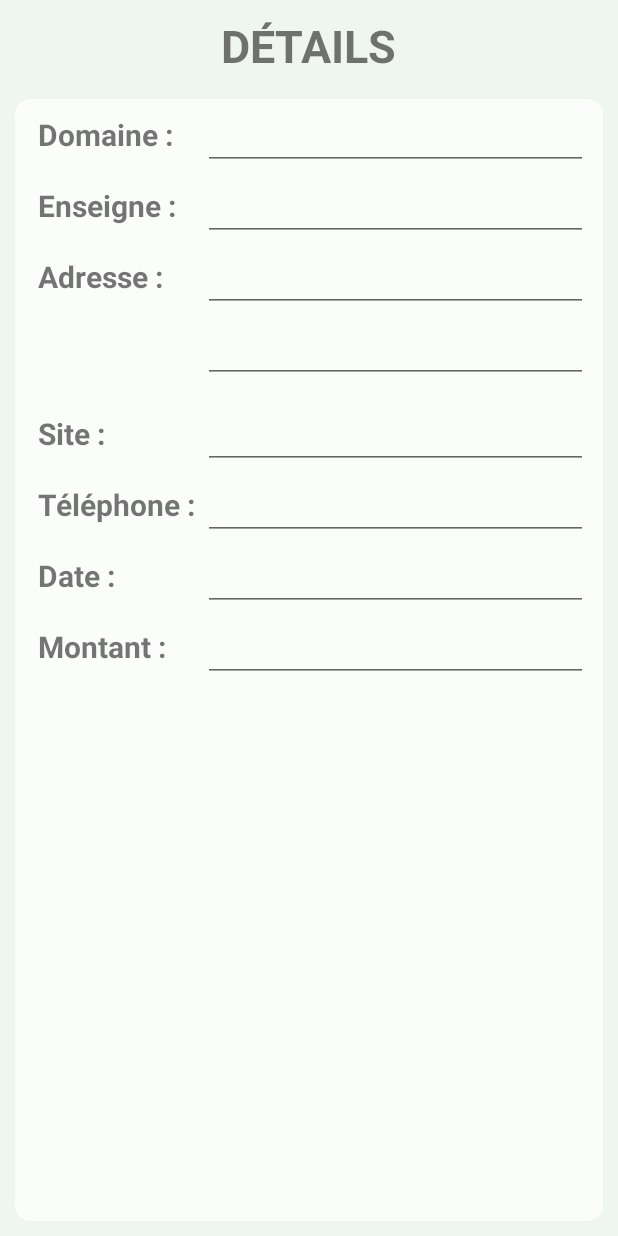
After one commit to Keouf/FinancesNous, an Android app: the layout layout_depense_details.xml on its own in the app's theme, with its tools: preview values and no code run, on a phone screen of 412 x 824 dp. The commit adds this screen. Run offline under Robolectric (Android 15) with nearby library versions, the phone set to English and light mode, and no system bars; network calls fail.

```diff
--- a/app/src/main/java/com/example/pcportablevidjay/financesnous/DepenseDetail_Activity.java
+++ b/app/src/main/java/com/example/pcportablevidjay/financesnous/DepenseDetail_Activity.java
@@ -27,7 +27,7 @@ public class DepenseDetail_Activity extends AppCompatActivity {
     @Override
     protected void onCreate(Bundle savedInstanceState) {
         super.onCreate(savedInstanceState);
-        setContentView(R.layout.layout_depense_detail);
+        setContentView(R.layout.layout_depense_details);
 
         Intent i = getIntent();
         depense = (Depense) i.getSerializableExtra("Depense");
--- /dev/null
+++ b/app/src/main/res/drawable/button_coins_arrondis_blue.xml
@@ -0,0 +1,17 @@
+<?xml version="1.0" encoding="utf-8"?>
+<selector xmlns:android="http://schemas.android.com/apk/res/android" >
+    <item android:state_pressed="true" >
+        <shape android:shape="rectangle"  >
+            <corners android:radius="10dip" />
+            <stroke android:width="1dip" android:color="#0771aa" />
+            <solid android:color="#0771aa"/>
+        </shape>
+    </item>
+    <item >
+        <shape android:shape="rectangle" >
+            <corners android:radius="10dip" />
+            <stroke android:width="1dip" android:color="#0990d9" />
+            <solid android:color="#0990d9"/>
+        </shape>
+    </item>
+</selector>
--- /dev/null
+++ b/app/src/main/res/layout/layout_depense_details.xml
@@ -0,0 +1,241 @@
+<?xml version="1.0" encoding="utf-8"?>
+<LinearLayout xmlns:android="http://schemas.android.com/apk/res/android"
+    android:orientation="vertical" android:layout_width="match_parent"
+    android:layout_height="match_parent">
+
+    <TextView
+        android:layout_width="wrap_content"
+        android:layout_height="wrap_content"
+        android:text="DÉTAILS"
+        android:id="@+id/textTitre"
+        android:layout_gravity="center_horizontal"
+        android:layout_marginTop="10dp"
+        android:textStyle="bold"
+        android:textSize="30dp"
+        android:layout_marginBottom="5dp" />
+
+    <ScrollView
+        android:layout_width="match_parent"
+        android:layout_height="match_parent"
+        android:id="@+id/scrollView2"
+        android:layout_gravity="center_horizontal"
+        android:background="@drawable/rectangle_coins_arrondis_back"
+        android:layout_margin="10dp">
+
+        <RelativeLayout
+            android:layout_width="match_parent"
+            android:layout_height="match_parent"
+            android:padding="10dp">
+
+            <TextView
+                android:layout_width="wrap_content"
+                android:layout_height="match_parent"
+                android:text="Domaine :"
+                android:id="@+id/depense_detail_tv_domaine"
+                android:autoText="false"
+                android:gravity="center_vertical"
+                android:textStyle="bold"
+                android:textSize="20dp"
+                android:layout_marginLeft="5dp"
+                android:textIsSelectable="true" />
+
+            <EditText
+                android:id="@+id/depense_detail_et_domaine"
+                android:layout_width="wrap_content"
+                android:layout_height="wrap_content"
+                android:layout_alignParentEnd="true"
+                android:layout_toEndOf="@+id/depense_detail_tv_telephone"
+                android:layout_marginLeft="5dp"
+                android:layout_alignParentStart="false"
+                android:layout_alignBaseline="@+id/depense_detail_tv_domaine"
+                android:focusable="false"
+                android:clickable="true" />
+
+            <TextView
+                android:layout_width="wrap_content"
+                android:layout_height="match_parent"
+                android:text="Enseigne :"
+                android:id="@+id/depense_detail_tv_enseigne"
+                android:autoText="false"
+                android:gravity="center_vertical"
+                android:textStyle="bold"
+                android:textSize="20dp"
+                android:layout_marginLeft="5dp"
+                android:layout_alignParentEnd="false"
+                android:layout_alignParentStart="false"
+                android:layout_below="@+id/depense_detail_tv_domaine"
+                android:layout_marginTop="20dp" />
+
+            <EditText
+                android:id="@+id/depense_detail_et_enseigne"
+                android:layout_width="wrap_content"
+                android:layout_height="wrap_content"
+                android:layout_alignParentEnd="true"
+                android:layout_toEndOf="@+id/depense_detail_tv_telephone"
+                android:focusable="false"
+                android:layout_marginLeft="5dp"
+                android:layout_alignParentStart="false"
+                android:layout_alignBaseline="@+id/depense_detail_tv_enseigne" />
+
+            <TextView
+                android:layout_width="wrap_content"
+                android:layout_height="match_parent"
+                android:text="Adresse :"
+                android:id="@+id/depense_detail_tv_adresse"
+                android:autoText="false"
+                android:gravity="center_vertical"
+                android:textStyle="bold"
+                android:textSize="20dp"
+                android:layout_marginLeft="5dp"
+                android:layout_alignParentEnd="false"
+                android:layout_alignParentStart="false"
+                android:layout_below="@+id/depense_detail_tv_enseigne"
+                android:layout_marginTop="20dp" />
+
+            <EditText
+                android:id="@+id/depense_detail_et_adresse"
+                android:layout_width="wrap_content"
+                android:layout_height="wrap_content"
+                android:layout_alignParentEnd="true"
+                android:layout_toEndOf="@+id/depense_detail_tv_telephone"
+                android:focusable="false"
+                android:layout_marginLeft="5dp"
+                android:layout_alignParentStart="false"
+                android:layout_alignBaseline="@+id/depense_detail_tv_adresse"
+                android:layout_below="@+id/depense_detail_et_enseigne" />
+
+            <TextView
+                android:layout_width="wrap_content"
+                android:layout_height="match_parent"
+                android:id="@+id/space"
+                android:autoText="false"
+                android:gravity="center_vertical"
+                android:textStyle="bold"
+                android:textSize="20dp"
+                android:layout_marginLeft="5dp"
+                android:layout_alignParentEnd="false"
+                android:layout_alignParentStart="false"
+                android:layout_below="@+id/depense_detail_tv_adresse"
+                android:layout_marginTop="20dp"
+                android:text="space"
+                android:visibility="invisible" />
+
+            <EditText
+                android:id="@+id/depense_detail_et_adresse2"
+                android:layout_width="wrap_content"
+                android:layout_height="wrap_content"
+                android:layout_alignParentEnd="true"
+                android:layout_toEndOf="@+id/depense_detail_tv_telephone"
+                android:focusable="false"
+                android:layout_marginLeft="5dp"
+                android:layout_alignParentStart="false"
+                android:layout_below="@+id/depense_detail_et_adresse"
+                android:layout_alignBaseline="@+id/space" />
+
+            <TextView
+                android:layout_width="wrap_content"
+                android:layout_height="match_parent"
+                android:text="Site :"
+                android:id="@+id/depense_detail_tv_site"
+                android:autoText="false"
+                android:gravity="center_vertical"
+                android:textStyle="bold"
+                android:textSize="20dp"
+                android:layout_marginLeft="5dp"
+                android:layout_alignParentEnd="false"
+                android:layout_alignParentStart="false"
+                android:layout_marginTop="30dp"
+                android:layout_below="@+id/space" />
+
+            <EditText
+                android:id="@+id/depense_detail_et_site"
+                android:layout_width="wrap_content"
+                android:layout_height="wrap_content"
+                android:layout_alignParentEnd="true"
+                android:layout_toEndOf="@id/depense_detail_tv_telephone"
+                android:focusable="false"
+                android:layout_marginLeft="5dp"
+                android:layout_alignParentStart="false"
+                android:layout_alignBaseline="@+id/depense_detail_tv_site" />
+
+            <TextView
+                android:layout_width="wrap_content"
+                android:layout_height="match_parent"
+                android:text="Téléphone :"
+                android:id="@+id/depense_detail_tv_telephone"
+                android:autoText="false"
+                android:gravity="center_vertical"
+                android:textStyle="bold"
+                android:textSize="20dp"
+                android:layout_marginLeft="5dp"
+                android:layout_alignParentEnd="false"
+                android:layout_alignParentStart="false"
+                android:layout_marginTop="20dp"
+                android:layout_below="@+id/depense_detail_tv_site" />
+
+            <EditText
+                android:id="@+id/depense_detail_et_telephone"
+                android:layout_width="wrap_content"
+                android:layout_height="wrap_content"
+                android:layout_alignParentEnd="true"
+                android:layout_toEndOf="@+id/depense_detail_tv_telephone"
+                android:focusable="false"
+                android:layout_marginLeft="5dp"
+                android:layout_alignParentStart="false"
+                android:layout_alignBaseline="@+id/depense_detail_tv_telephone" />
+
+            <TextView
+                android:layout_width="wrap_content"
+                android:layout_height="match_parent"
+                android:text="Date :"
+                android:id="@+id/depense_detail_tv_date"
+                android:autoText="false"
+                android:gravity="center_vertical"
+                android:textStyle="bold"
+                android:textSize="20dp"
+                android:layout_marginLeft="5dp"
+                android:layout_alignParentEnd="false"
+                android:layout_alignParentStart="false"
+                android:layout_marginTop="20dp"
+                android:layout_below="@+id/depense_detail_tv_telephone" />
+
+            <EditText
+                android:id="@+id/depense_detail_et_date"
+                android:layout_width="wrap_content"
+                android:layout_height="wrap_content"
+                android:layout_alignParentEnd="true"
+                android:layout_toEndOf="@+id/depense_detail_tv_telephone"
+                android:focusable="false"
+                android:layout_marginLeft="5dp"
+                android:layout_alignParentStart="false"
+                android:layout_alignBaseline="@+id/depense_detail_tv_date" />
+
+            <TextView
+                android:layout_width="wrap_content"
+                android:layout_height="match_parent"
+                android:text="Montant :"
+                android:id="@+id/depense_detail_tv_montant"
+                android:autoText="false"
+                android:gravity="center_vertical"
+                android:textStyle="bold"
+                android:textSize="20dp"
+                android:layout_marginLeft="5dp"
+                android:layout_alignParentEnd="false"
+                android:layout_alignParentStart="false"
+                android:layout_marginTop="20dp"
+                android:layout_below="@+id/depense_detail_tv_date" />
+
+            <EditText
+                android:id="@+id/depense_detail_et_montant"
+                android:layout_width="wrap_content"
+                android:layout_height="wrap_content"
+                android:layout_alignParentEnd="true"
+                android:layout_toEndOf="@+id/depense_detail_tv_telephone"
+                android:focusable="false"
+                android:layout_marginLeft="5dp"
+                android:layout_alignParentStart="false"
+                android:layout_alignBaseline="@+id/depense_detail_tv_montant" />
+
+        </RelativeLayout>
+    </ScrollView>
+</LinearLayout>
```
Also changed, not shown: app/src/main/res/layout/layout_depense_detail_old.xml (renamed from app/src/main/res/layout/layout_depense_detail.xml).
